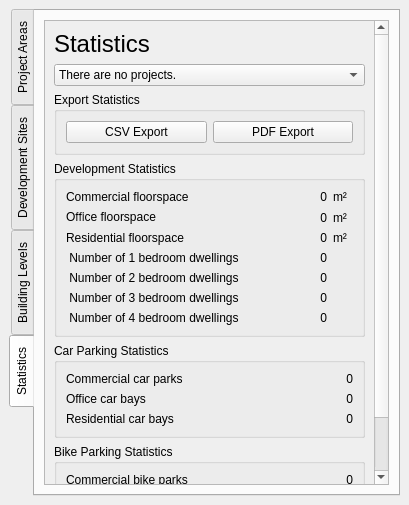
Above: qcity/ui/dockwidget_main.ui from north-road/QCity before the change. Below: the same form after it.
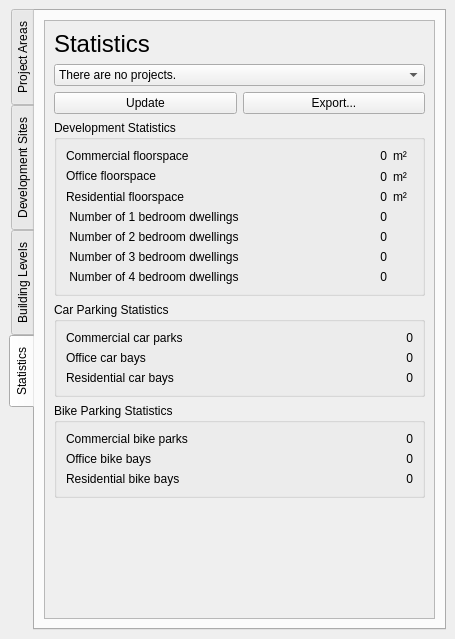
That is the form after the change. The open tabs and pages were chosen to show the change. Custom widgets are drawn as their Qt base class.

The edit to the form file:
```diff
--- a/qcity/ui/dockwidget_main.ui
+++ b/qcity/ui/dockwidget_main.ui
@@ -2,6 +2,14 @@
 <ui version="4.0">
  <class>dockWidget_QCity</class>
  <widget class="QgsDockWidget" name="dockWidget_QCity">
+  <property name="geometry">
+   <rect>
+    <x>0</x>
+    <y>0</y>
+    <width>455</width>
+    <height>639</height>
+   </rect>
+  </property>
   <property name="windowTitle">
    <string>QCity</string>
   </property>
@@ -1298,186 +1306,21 @@
             <rect>
              <x>0</x>
              <y>0</y>
-             <width>588</width>
-             <height>1019</height>
+             <width>385</width>
+             <height>577</height>
             </rect>
            </property>
            <layout class="QVBoxLayout" name="verticalLayout_11">
             <item>
              <layout class="QGridLayout" name="gridLayout_16">
-              <item row="3" column="0">
-               <widget class="QGroupBox" name="groupbox_export_statistics">
-                <property name="title">
-                 <string>Export Statistics</string>
-                </property>
-                <property name="text" stdset="0">
-                 <string>TextLabel</string>
-                </property>
-                <layout class="QHBoxLayout" name="horizontalLayout_7">
-                 <item>
-                  <widget class="QPushButton" name="pushButton_csv_export">
-                   <property name="text">
-                    <string>CSV Export</string>
-                   </property>
-                  </widget>
-                 </item>
-                 <item>
-                  <widget class="QPushButton" name="pushButton_pdf_export">
-                   <property name="text">
-                    <string>PDF Export</string>
-                   </property>
-                  </widget>
-                 </item>
-                </layout>
-               </widget>
-              </item>
-              <item row="0" column="0">
-               <widget class="QLabel" name="label_33">
+              <item row="2" column="1">
+               <widget class="QPushButton" name="pushButton_csv_export">
                 <property name="text">
-                 <string>&lt;html&gt;&lt;head/&gt;&lt;body&gt;&lt;p&gt;&lt;span style=&quot; font-size:18pt;&quot;&gt;Statistics&lt;/span&gt;&lt;/p&gt;&lt;/body&gt;&lt;/html&gt;</string>
+                 <string>Export...</string>
                 </property>
                </widget>
               </item>
-              <item row="7" column="0">
-               <widget class="QGroupBox" name="collapsibleGroupBox_statistics_bike_parking_statistics">
-                <property name="title">
-                 <string>Bike Parking Statistics</string>
-                </property>
-                <property name="text" stdset="0">
-                 <string>TextLabel</string>
-                </property>
-                <layout class="QGridLayout" name="gridLayout_15">
-                 <item row="0" column="1">
-                  <widget class="QLabel" name="label_statistics_bike_parking_stats_commercial_bike_parks">
-                   <property name="text">
-                    <string>0</string>
-                   </property>
-                   <property name="alignment">
-                    <set>Qt::AlignRight|Qt::AlignTrailing|Qt::AlignVCenter</set>
-                   </property>
-                  </widget>
-                 </item>
-                 <item row="0" column="0">
-                  <widget class="QLabel" name="label_45">
-                   <property name="text">
-                    <string>Commercial bike parks</string>
-                   </property>
-                  </widget>
-                 </item>
-                 <item row="2" column="0">
-                  <widget class="QLabel" name="label_46">
-                   <property name="text">
-                    <string>Residential bike bays</string>
-                   </property>
-                  </widget>
-                 </item>
-                 <item row="2" column="1">
-                  <widget class="QLabel" name="label_statistics_bike_parking_stats_residential_bike_bays">
-                   <property name="text">
-                    <string>0</string>
-                   </property>
-                   <property name="alignment">
-                    <set>Qt::AlignRight|Qt::AlignTrailing|Qt::AlignVCenter</set>
-                   </property>
-                  </widget>
-                 </item>
-                 <item row="1" column="0">
-                  <widget class="QLabel" name="label_44">
-                   <property name="text">
-                    <string>Office bike bays</string>
-                   </property>
-                  </widget>
-                 </item>
-                 <item row="1" column="1">
-                  <widget class="QLabel" name="label_statistics_bike_parking_stats_office_bike_bays">
-                   <property name="text">
-                    <string>0</string>
-                   </property>
-                   <property name="alignment">
-                    <set>Qt::AlignRight|Qt::AlignTrailing|Qt::AlignVCenter</set>
-                   </property>
-                  </widget>
-                 </item>
-                </layout>
-               </widget>
-              </item>
-              <item row="8" column="0">
-               <spacer name="verticalSpacer_5">
-                <property name="orientation">
-                 <enum>Qt::Vertical</enum>
-                </property>
-                <property name="sizeHint" stdset="0">
-                 <size>
-                  <width>20</width>
-                  <height>40</height>
-                 </size>
-                </property>
-               </spacer>
-              </item>
-              <item row="6" column="0">
-               <widget class="QGroupBox" name="collapsibleGroupBox_statistics_car_parking_statistics">
-                <property name="title">
-                 <string>Car Parking Statistics</string>
-                </property>
-                <property name="text" stdset="0">
-                 <string>TextLabel</string>
-                </property>
-                <layout class="QGridLayout" name="gridLayout_14">
-                 <item row="0" column="0">
-                  <widget class="QLabel" name="label_41">
-                   <property name="text">
-                    <string>Commercial car parks</string>
-                   </property>
-                  </widget>
-                 </item>
-                 <item row="2" column="1">
-                  <widget class="QLabel" name="label_statistics_car_parking_stats_residential_car_bays">
-                   <property name="text">
-                    <string>0</string>
-                   </property>
-                   <property name="alignment">
-                    <set>Qt::AlignRight|Qt::AlignTrailing|Qt::AlignVCenter</set>
-                   </property>
-                  </widget>
-                 </item>
-                 <item row="1" column="1">
-                  <widget class="QLabel" name="label_statistics_car_parking_stats_office_car_bays">
-                   <property name="text">
-                    <string>0</string>
-                   </property>
-                   <property name="alignment">
-                    <set>Qt::AlignRight|Qt::AlignTrailing|Qt::AlignVCenter</set>
-                   </property>
-                  </widget>
-                 </item>
-                 <item row="0" column="1">
-                  <widget class="QLabel" name="label_statistics_car_parking_stats_commercial_car_parks">
-                   <property name="text">
-                    <string>0</string>
-                   </property>
-                   <property name="alignment">
-                    <set>Qt::AlignRight|Qt::AlignTrailing|Qt::AlignVCenter</set>
-                   </property>
-                  </widget>
-                 </item>
-                 <item row="1" column="0">
-                  <widget class="QLabel" name="label_42">
-                   <property name="text">
-                    <string>Office car bays</string>
-                   </property>
-                  </widget>
-                 </item>
-                 <item row="2" column="0">
-                  <widget class="QLabel" name="label_43">
-                   <property name="text">
-                    <string>Residential car bays</string>
-                   </property>
-                  </widget>
-                 </item>
-                </layout>
-               </widget>
-              </item>
-              <item row="5" column="0">
+              <item row="3" column="0" colspan="2">
                <widget class="QGroupBox" name="collapsibleGroupBox_statistics_development_statistics">
                 <property name="title">
                  <string>Development Statistics</string>
@@ -1647,7 +1490,90 @@
                 </layout>
                </widget>
               </item>
-              <item row="1" column="0">
+              <item row="4" column="0" colspan="2">
+               <widget class="QGroupBox" name="collapsibleGroupBox_statistics_car_parking_statistics">
+                <property name="title">
+                 <string>Car Parking Statistics</string>
+                </property>
+                <property name="text" stdset="0">
+                 <string>TextLabel</string>
+                </property>
+                <layout class="QGridLayout" name="gridLayout_14">
+                 <item row="0" column="0">
+                  <widget class="QLabel" name="label_41">
+                   <property name="text">
+                    <string>Commercial car parks</string>
+                   </property>
+                  </widget>
+                 </item>
+                 <item row="2" column="1">
+                  <widget class="QLabel" name="label_statistics_car_parking_stats_residential_car_bays">
+                   <property name="text">
+                    <string>0</string>
+                   </property>
+                   <property name="alignment">
+                    <set>Qt::AlignmentFlag::AlignRight|Qt::AlignmentFlag::AlignTrailing|Qt::AlignmentFlag::AlignVCenter</set>
+                   </property>
+                  </widget>
+                 </item>
+                 <item row="1" column="1">
+                  <widget class="QLabel" name="label_statistics_car_parking_stats_office_car_bays">
+                   <property name="text">
+                    <string>0</string>
+                   </property>
+                   <property name="alignment">
+                    <set>Qt::AlignmentFlag::AlignRight|Qt::AlignmentFlag::AlignTrailing|Qt::AlignmentFlag::AlignVCenter</set>
+                   </property>
+                  </widget>
+                 </item>
+                 <item row="0" column="1">
+                  <widget class="QLabel" name="label_statistics_car_parking_stats_commercial_car_parks">
+                   <property name="text">
+                    <string>0</string>
+                   </property>
+                   <property name="alignment">
+                    <set>Qt::AlignmentFlag::AlignRight|Qt::AlignmentFlag::AlignTrailing|Qt::AlignmentFlag::AlignVCenter</set>
+                   </property>
+                  </widget>
+                 </item>
+                 <item row="1" column="0">
+                  <widget class="QLabel" name="label_42">
+                   <property name="text">
+                    <string>Office car bays</string>
+                   </property>
+                  </widget>
+                 </item>
+                 <item row="2" column="0">
+                  <widget class="QLabel" name="label_43">
+                   <property name="text">
+                    <string>Residential car bays</string>
+                   </property>
+                  </widget>
+                 </item>
+                </layout>
+               </widget>
+              </item>
+              <item row="6" column="1">
+               <spacer name="verticalSpacer_5">
+                <property name="orientation">
+                 <enum>Qt::Orientation::Vertical</enum>
+                </property>
+                <property name="sizeHint" stdset="0">
+                 <size>
+                  <width>20</width>
+                  <height>40</height>
+                 </size>
+                </property>
+               </spacer>
+              </item>
+              <item row="2" column="0">
+               <widget class="QPushButton" name="button_update_stats">
+                <property name="text">
+                 <string>Update</string>
+                </property>
+               </widget>
+              </item>
+              <item row="1" column="0" colspan="2">
                <widget class="QComboBox" name="comboBox_statistics_projects">
                 <item>
                  <property name="text">
@@ -1656,6 +1582,76 @@
                 </item>
                </widget>
               </item>
+              <item row="0" column="0" colspan="2">
+               <widget class="QLabel" name="label_33">
+                <property name="text">
+                 <string>&lt;html&gt;&lt;head/&gt;&lt;body&gt;&lt;p&gt;&lt;span style=&quot; font-size:18pt;&quot;&gt;Statistics&lt;/span&gt;&lt;/p&gt;&lt;/body&gt;&lt;/html&gt;</string>
+                </property>
+               </widget>
+              </item>
+              <item row="5" column="0" colspan="2">
+               <widget class="QGroupBox" name="collapsibleGroupBox_statistics_bike_parking_statistics">
+                <property name="title">
+                 <string>Bike Parking Statistics</string>
+                </property>
+                <property name="text" stdset="0">
+                 <string>TextLabel</string>
+                </property>
+                <layout class="QGridLayout" name="gridLayout_15">
+                 <item row="0" column="1">
+                  <widget class="QLabel" name="label_statistics_bike_parking_stats_commercial_bike_parks">
+                   <property name="text">
+                    <string>0</string>
+                   </property>
+                   <property name="alignment">
+                    <set>Qt::AlignmentFlag::AlignRight|Qt::AlignmentFlag::AlignTrailing|Qt::AlignmentFlag::AlignVCenter</set>
+                   </property>
+                  </widget>
+                 </item>
+                 <item row="0" column="0">
+                  <widget class="QLabel" name="label_45">
+                   <property name="text">
+                    <string>Commercial bike parks</string>
+                   </property>
+                  </widget>
+                 </item>
+                 <item row="2" column="0">
+                  <widget class="QLabel" name="label_46">
+                   <property name="text">
+                    <string>Residential bike bays</string>
+                   </property>
+                  </widget>
+                 </item>
+                 <item row="2" column="1">
+                  <widget class="QLabel" name="label_statistics_bike_parking_stats_residential_bike_bays">
+                   <property name="text">
+                    <string>0</string>
+                   </property>
+                   <property name="alignment">
+                    <set>Qt::AlignmentFlag::AlignRight|Qt::AlignmentFlag::AlignTrailing|Qt::AlignmentFlag::AlignVCenter</set>
+                   </property>
+                  </widget>
+                 </item>
+                 <item row="1" column="0">
+                  <widget class="QLabel" name="label_44">
+                   <property name="text">
+                    <string>Office bike bays</string>
+                   </property>
+                  </widget>
+                 </item>
+                 <item row="1" column="1">
+                  <widget class="QLabel" name="label_statistics_bike_parking_stats_office_bike_bays">
+                   <property name="text">
+                    <string>0</string>
+                   </property>
+                   <property name="alignment">
+                    <set>Qt::AlignmentFlag::AlignRight|Qt::AlignmentFlag::AlignTrailing|Qt::AlignmentFlag::AlignVCenter</set>
+                   </property>
+                  </widget>
+                 </item>
+                </layout>
+               </widget>
+              </item>
              </layout>
             </item>
            </layout>
```
Left out of the diff: 2 changed lines with no effect on the pictures.
